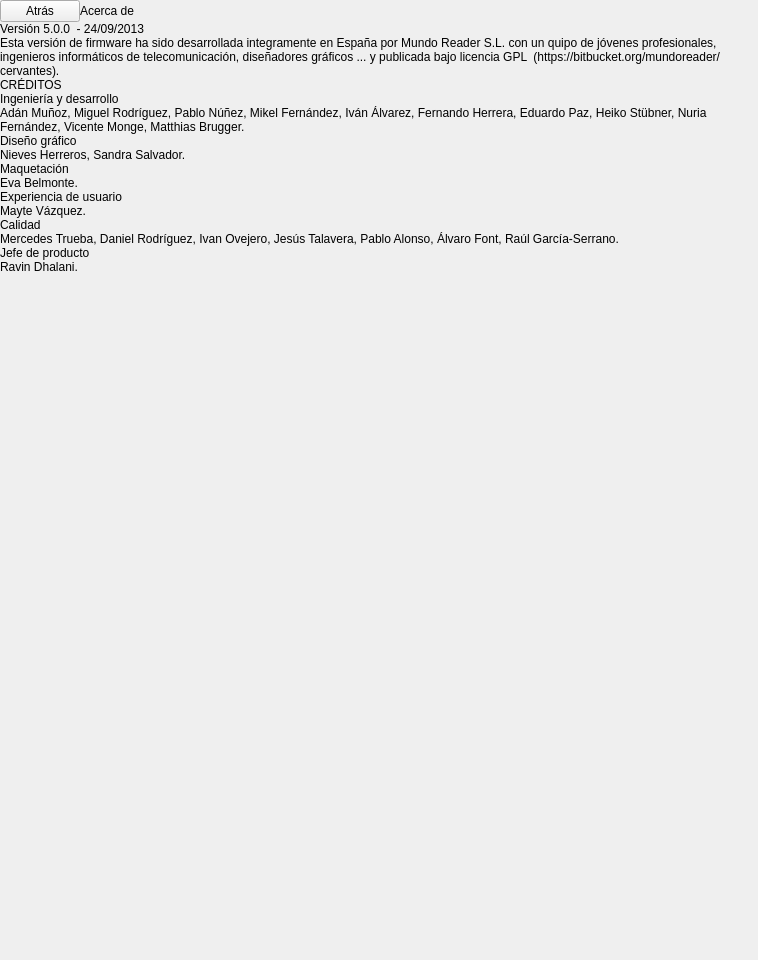
Above: bqSetting/ui/SettingsAboutUs.ui from bq/cervantes before the change. Below: the same form after it.
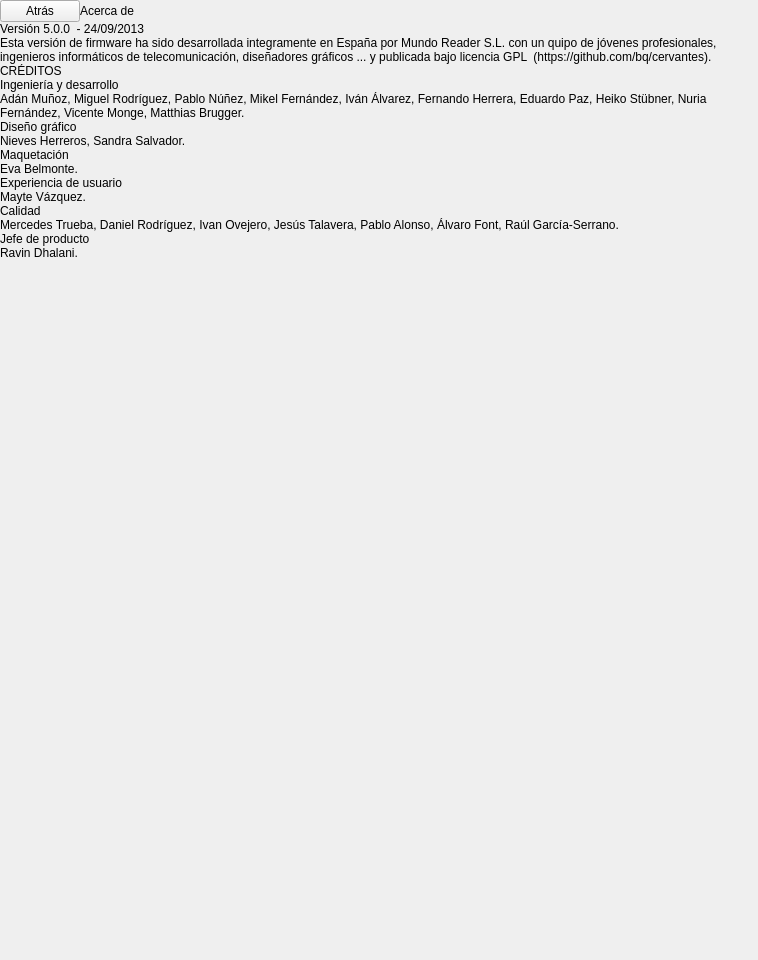
That is the form after the change. Custom widgets are drawn as their Qt base class.

Commit message: Update URL reference in source code from Bitbucket to Github

Diff of the .ui file:
```diff
--- a/bqSetting/ui/SettingsAboutUs.ui
+++ b/bqSetting/ui/SettingsAboutUs.ui
@@ -139,7 +139,7 @@
       <item>
        <widget class="QLabel" name="firmwareIntroLbl">
         <property name="text">
-         <string>Esta versión de firmware ha sido desarrollada integramente en España por Mundo Reader S.L. con un quipo de jóvenes profesionales, ingenieros informáticos de telecomunicación, diseñadores gráficos ... y publicada bajo licencia GPL  (https://bitbucket.org/mundoreader/cervantes).</string>
+         <string>Esta versión de firmware ha sido desarrollada integramente en España por Mundo Reader S.L. con un quipo de jóvenes profesionales, ingenieros informáticos de telecomunicación, diseñadores gráficos ... y publicada bajo licencia GPL  (https://github.com/bq/cervantes).</string>
         </property>
         <property name="wordWrap">
          <bool>true</bool>
```
The commit also changes 10 other files.
